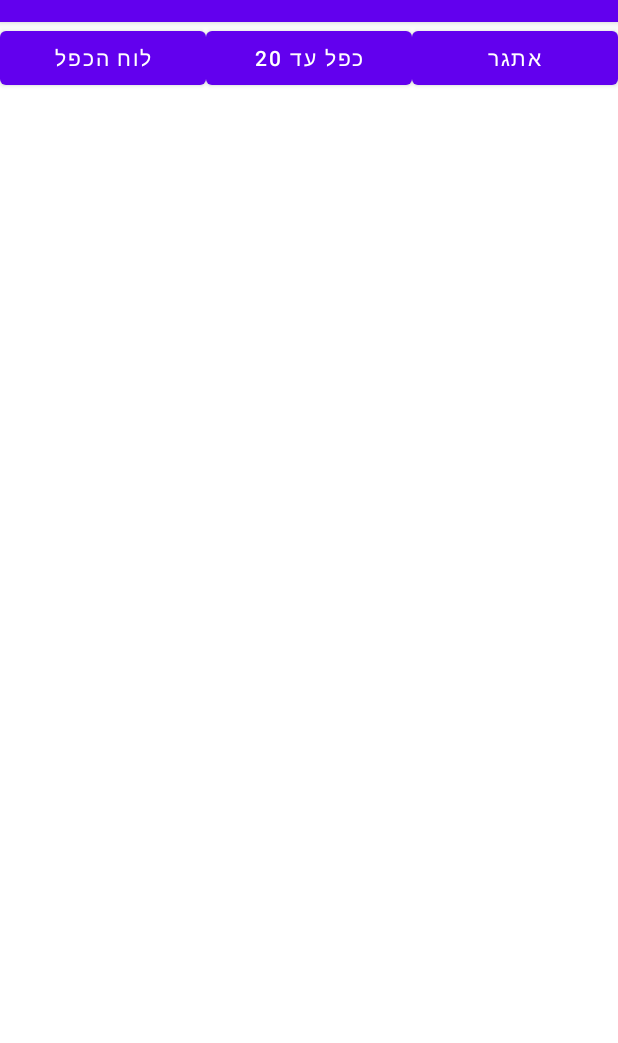
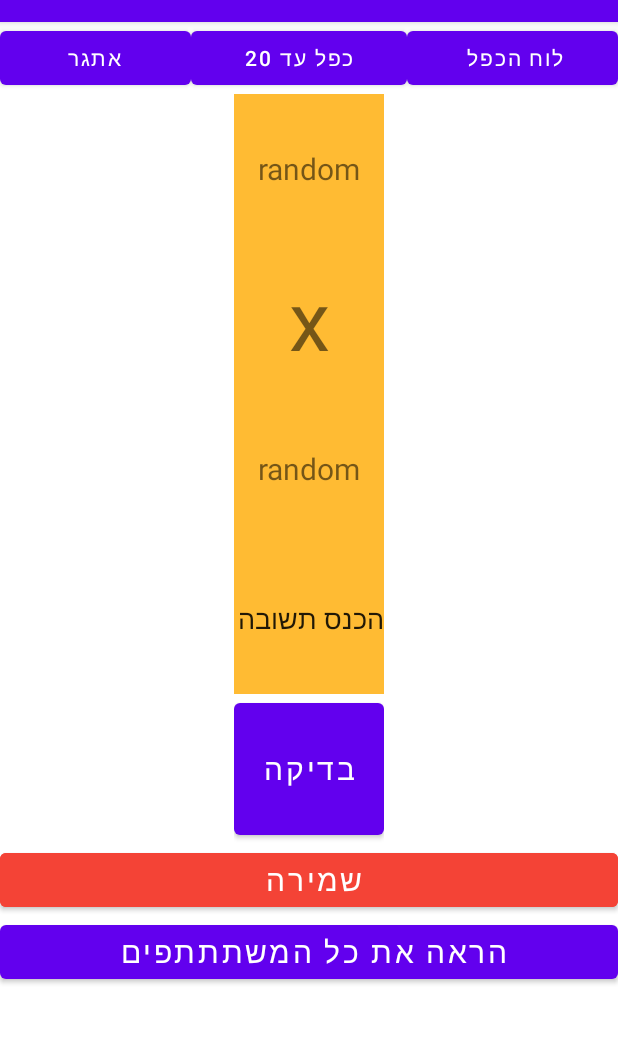
Before and after one commit to haghispin12/MathProject_TOM_M, an Android app: the screen it shows after launch (MainActivity), on a phone screen of 412 x 824 dp, the part 62-1105 px from its top. Run offline under Robolectric (Android 15) with nearby library versions, the phone set to English and light mode, and no system bars.

Commit message:
version5

```diff
--- a/app/src/main/java/com/tom/mathproject_tom_m/MainActivity.java
+++ b/app/src/main/java/com/tom/mathproject_tom_m/MainActivity.java
@@ -3,13 +3,24 @@ package com.tom.mathproject_tom_m;
 import androidx.appcompat.app.AppCompatActivity;
 
 import android.os.Bundle;
+import android.widget.Button;
+import android.widget.EditText;
+import android.widget.TextView;
 
 public class MainActivity extends AppCompatActivity {
-
+private Button etgar;
+    private Button ad20;
+    private Button loach ;
+    private TextView firstrandom;
+    private TextView secondrandom;
+    private EditText enteranswer;
+    private Button  check;
+    private Button  save;
+    private Button  allpar;
     @Override
     protected void onCreate(Bundle savedInstanceState) {
         super.onCreate(savedInstanceState);
         setContentView(R.layout.activity_main);
-        int n =13;
+
     }
 }
--- a/app/src/main/res/layout/activity_main.xml
+++ b/app/src/main/res/layout/activity_main.xml
@@ -10,26 +10,99 @@
     >
     <LinearLayout
         android:layout_width="match_parent"
-        android:layout_height="match_parent"
+        android:layout_height="wrap_content"
         android:orientation="horizontal">
         <Button
+            android:id="@+id/etgar"
+            android:layout_width="wrap_content"
             android:layout_height="wrap_content"
-            android:layout_width="match_parent"
-            android:layout_weight="40"
-            android:text="לוח הכפל"
+            android:layout_weight="33"
+            android:text="אתגר"
             />
-    <Button
+        <Button
+            android:id="@+id/ad20"
+            android:layout_width="wrap_content"
+            android:layout_height="wrap_content"
+            android:layout_weight="33"
+            android:text="כפל עד 20"
+            />
+        <Button
+            android:id="@+id/loach"
+            android:layout_width="wrap_content"
+            android:layout_height="wrap_content"
+            android:layout_weight="33"
+            android:text="לוח הכפל "
+            />
+    </LinearLayout>
+    <LinearLayout
+        android:layout_width="wrap_content"
+        android:layout_height="wrap_content"
+        android:orientation="vertical"
+        android:layout_gravity="center"
+
+        >
+        <TextView
+            android:id="@+id/firstrandom"
+            android:layout_width="100dp"
+            android:layout_height="100dp"
+            android:text="random"
+            android:textSize="20dp"
+            android:gravity="center"
+            android:background="@android:color/holo_orange_light"
+            />
+        <TextView
+            android:layout_width="100dp"
+            android:layout_height="100dp"
+            android:text="x"
+            android:textSize="55dp"
+            android:gravity="center"
+            android:background="@android:color/holo_orange_light"/>
+        <TextView
+            android:id="@+id/secondrandom"
+            android:layout_width="100dp"
+            android:layout_height="100dp"
+            android:text="random"
+            android:textSize="20dp"
+            android:gravity="center"
+            android:background="@android:color/holo_orange_light"/>
+        <EditText
+            android:id="@+id/enteranswer"
+            android:layout_width="100dp"
+            android:layout_height="100dp"
+            android:text="הכנס תשובה"
+            android:background="@android:color/holo_orange_light"/>
+        <Button
+            android:id="@+id/check"
+            android:layout_width="100dp"
+            android:layout_height="100dp"
+            android:gravity="center"
+            android:text="בדיקה"
+            android:textSize="20dp" />
+    </LinearLayout>
+
+    <LinearLayout
         android:layout_width="match_parent"
         android:layout_height="wrap_content"
-        android:text="כפל עד 20"
-        android:layout_weight="40"
-        />
-    <Button
-        android:layout_width="match_parent"
-        android:layout_height="wrap_content"
-        android:text="אתגר"
-        android:layout_weight="40"
-        />
-</LinearLayout>
+        android:orientation="vertical">
+        >
+
+        <Button
+            android:id="@+id/save"
+            android:layout_width="match_parent"
+            android:layout_height="wrap_content"
+            android:gravity="center"
+            android:layout_gravity="center"
+            android:text="שמירה "
+            android:textSize="20dp"
+            android:backgroundTint="#F44336"/>
+        <Button
+            android:id="@+id/allpar"
+            android:layout_width="match_parent"
+            android:layout_height="wrap_content"
+            android:gravity="center"
+            android:layout_gravity="center"
+            android:text="הראה את כל המשתתתפים "
+            android:textSize="20dp" />
+    </LinearLayout>
 
 </LinearLayout>
```
